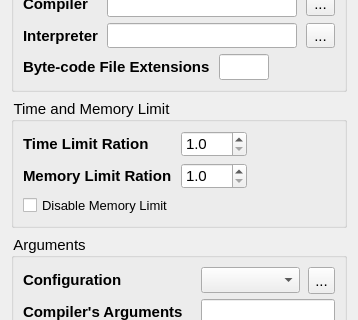
First picture: the form in forms_unix/advancedcompilersettingsdialog.ui, repository Dust1404/Project_LemonPlus, before the edit; both pictures show x 0 to 358 and y 85 to 405 of the 358 by 522 pixel window.
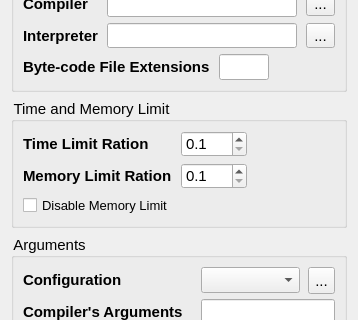
Second picture: the form after the edit. Icons and pictures are not drawn.

Patch:
```diff
--- a/forms_unix/advancedcompilersettingsdialog.ui
+++ b/forms_unix/advancedcompilersettingsdialog.ui
@@ -213,7 +213,7 @@
          <number>1</number>
         </property>
         <property name="minimum">
-         <double>1.000000000000000</double>
+         <double>0.100000000000000</double>
         </property>
         <property name="singleStep">
          <double>0.100000000000000</double>
@@ -249,7 +249,7 @@
          <number>1</number>
         </property>
         <property name="minimum">
-         <double>1.000000000000000</double>
+         <double>0.100000000000000</double>
         </property>
         <property name="singleStep">
          <double>0.100000000000000</double>
```
